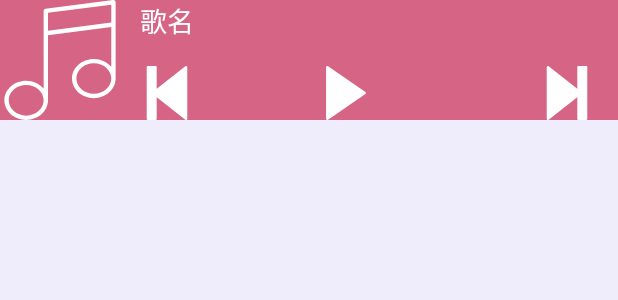
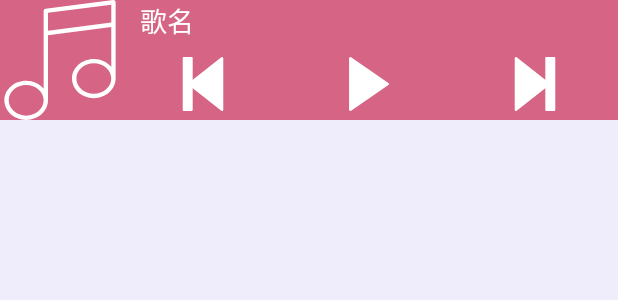
Before and after one commit to CiaShangLin/MediaPlayerByKotlin, an Android app: the layout remote_view_layout.xml on its own in the app's theme, with its tools: preview values and no code run, on a phone screen of 412 x 824 dp. Shown: the top 300 px of the screen. Run offline under Robolectric (Android 15) with nearby library versions, the light colour scheme and no system bars.

Commit message:
修改remoteview UI

```diff
--- a/app/src/main/res/layout/remote_view_layout.xml
+++ b/app/src/main/res/layout/remote_view_layout.xml
@@ -1,5 +1,5 @@
 <?xml version="1.0" encoding="utf-8"?>
-<RelativeLayout xmlns:android="http://schemas.android.com/apk/res/android"
+<LinearLayout xmlns:android="http://schemas.android.com/apk/res/android"
     xmlns:app="http://schemas.android.com/apk/res-auto"
     android:layout_width="match_parent"
     android:layout_height="80dp"
@@ -9,55 +9,66 @@
         android:id="@+id/remoteIg"
         android:layout_width="80dp"
         android:layout_height="match_parent"
-        android:layout_alignParentStart="true"
-        android:layout_alignParentTop="true"
         android:scaleType="fitXY"
         app:srcCompat="@drawable/ic_music" />
 
+    <LinearLayout
+        android:layout_width="match_parent"
+        android:layout_height="match_parent"
+        android:orientation="vertical">
+
         <TextView
             android:id="@+id/remoteNameTv"
-        android:layout_width="wrap_content"
+            android:layout_width="match_parent"
             android:layout_height="wrap_content"
-        android:layout_alignParentTop="true"
+
             android:layout_marginStart="13dp"
-        android:layout_toEndOf="@+id/remoteIg"
-        android:layout_toStartOf="@+id/remoteNextBt"
+
             android:ellipsize="end"
             android:singleLine="true"
             android:text="歌名"
             android:textColor="@android:color/white"
             android:textSize="18sp" />
 
+        <LinearLayout
+            android:layout_width="match_parent"
+            android:layout_height="match_parent"
+            android:gravity="bottom"
+            android:orientation="horizontal">
+
             <ImageButton
                 android:id="@+id/remotePreBt"
-        android:layout_width="36dp"
+                android:layout_width="match_parent"
                 android:layout_height="36dp"
-        android:layout_alignParentBottom="true"
-        android:layout_alignStart="@+id/remoteNameTv"
+
+                android:layout_marginBottom="6dp"
+                android:layout_weight="1"
                 android:background="@android:color/transparent"
-        android:scaleType="fitXY"
+                android:scaleType="fitCenter"
                 app:srcCompat="@drawable/ic_previous" />
 
             <ImageButton
                 android:id="@+id/remotePlayBt"
-        android:layout_width="36dp"
+                android:layout_width="match_parent"
                 android:layout_height="36dp"
-        android:layout_alignParentBottom="true"
-        android:layout_marginStart="83dp"
-        android:layout_toEndOf="@+id/remotePreBt"
+                android:layout_marginBottom="6dp"
+                android:layout_weight="1"
                 android:background="@android:color/transparent"
-        android:scaleType="fitXY"
+                android:scaleType="fitCenter"
                 app:srcCompat="@drawable/ic_remote_play" />
 
             <ImageButton
                 android:id="@+id/remoteNextBt"
-        android:layout_width="36dp"
+                android:layout_width="match_parent"
                 android:layout_height="36dp"
-        android:layout_alignParentBottom="true"
-        android:layout_alignParentEnd="true"
-        android:layout_marginEnd="16dp"
+
+                android:layout_marginBottom="6dp"
+                android:layout_weight="1"
                 android:background="@android:color/transparent"
-        android:scaleType="fitXY"
+                android:scaleType="fitCenter"
                 app:srcCompat="@drawable/ic_next" />
+        </LinearLayout>
 
-</RelativeLayout>
+    </LinearLayout>
+
+</LinearLayout>
```
Lines whose indentation alone changed are shown as unchanged.
